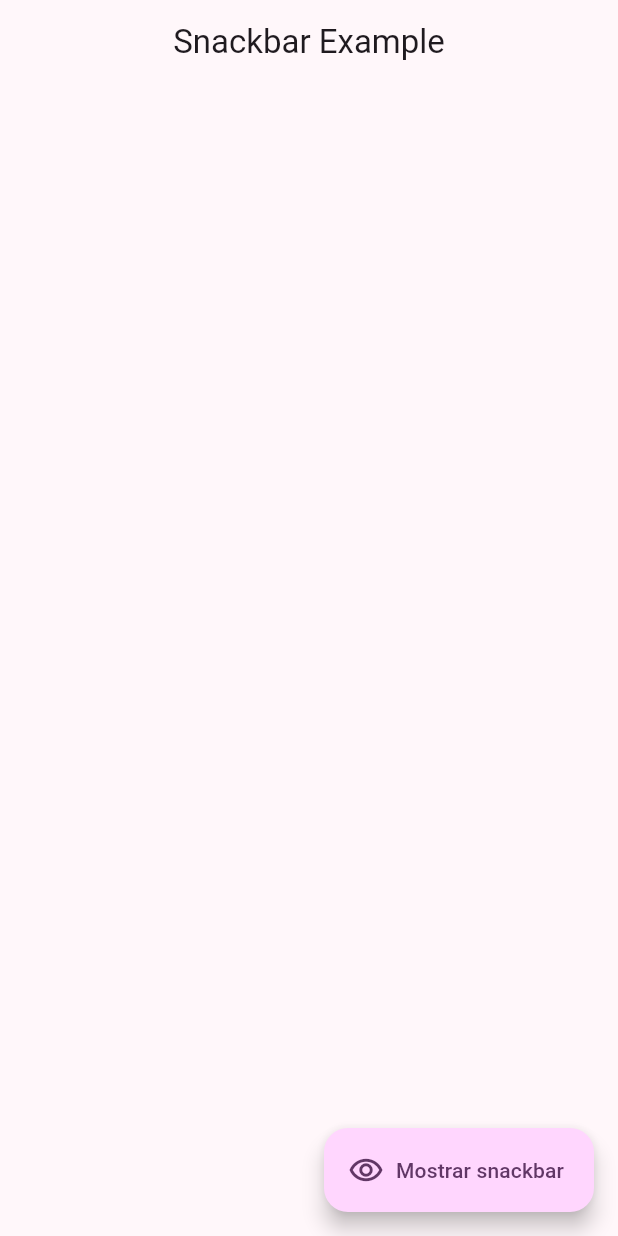
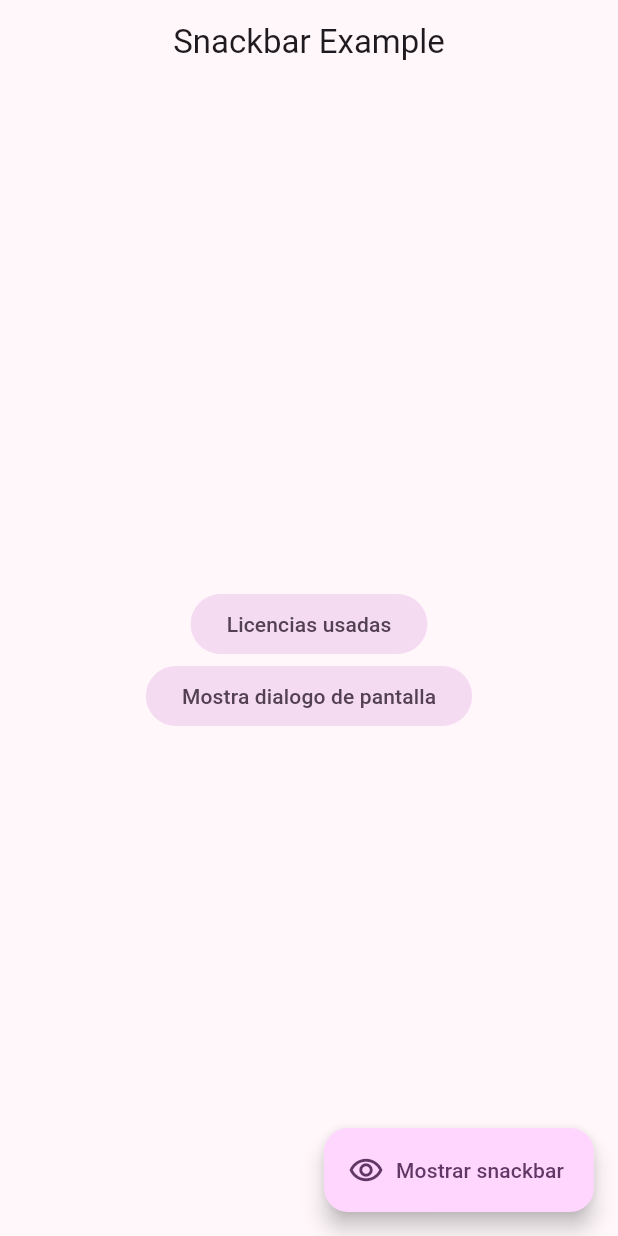
Before and after one commit to jhaineymilevis/flutter-widgets-app, a Flutter app: the SnackbarScreen screen opened by its route, on a phone screen of 412 x 824 dp. Run offline on Flutter 3.47's test engine with Material 3 defaults, Android fonts, the phone set to English and light mode, and no system bars; our stand-ins replace go_router.

Commit message:
Snackbars dialog finished

```diff
--- a/lib/config/menu/menu_item.dart
+++ b/lib/config/menu/menu_item.dart
@@ -31,7 +31,7 @@ const appMenuItems = <MenuItem>[
       icon: Icons.refresh_rounded),
   MenuItem(
       title: 'Snackbar',
-      subTitle: 'Indicadores en pantalla',
+      subTitle: 'Snackbars y dialogos',
       link: '/snaks',
       icon: Icons.bar_chart_outlined),
 ];
--- a/lib/main.dart
+++ b/lib/main.dart
@@ -13,6 +13,7 @@ class MainApp extends StatelessWidget {
   @override
   Widget build(BuildContext context) {
     return MaterialApp.router(
+      title: 'Flutter widgets',
       routerConfig: appRouter,
       debugShowCheckedModeBanner: false,
       theme: AppTheme(selectedColor: 4).getTheme(),
--- a/lib/presentation/screens/snackbar_screen.dart
+++ b/lib/presentation/screens/snackbar_screen.dart
@@ -1,4 +1,6 @@
 import 'package:flutter/material.dart';
+import 'package:flutter_application_1/presentation/screens/home_screen.dart';
+import 'package:go_router/go_router.dart';
 
 class SnackbarScreen extends StatelessWidget {
   static const name = 'snackbar_screen';
@@ -20,6 +22,7 @@ class SnackbarScreen extends StatelessWidget {
       appBar: AppBar(
         title: const Text('Snackbar Example'),
       ),
+      body: _SnackBarView(),
       floatingActionButton: FloatingActionButton.extended(
         onPressed: () => showCustomSnackbar(context),
         icon: const Icon(Icons.remove_red_eye_outlined),
@@ -30,3 +33,50 @@ class SnackbarScreen extends StatelessWidget {
     );
   }
 }
+
+class _SnackBarView extends StatelessWidget {
+  const _SnackBarView({
+    super.key,
+  });
+
+  void openDialog(BuildContext context) {
+    showDialog(
+        context: context,
+        barrierDismissible: false,
+        builder: (context) => AlertDialog(
+              title: const Text('Estas seguro?'),
+              content: const Text("Licencias de uso de la aplicacion"),
+              actions: [
+                TextButton(
+                    onPressed: () => context.pop(),
+                    child: const Text('Cancelar')),
+                FilledButton(
+                    onPressed: () => context.pop(),
+                    child: const Text('Aceptar')),
+              ],
+            ));
+  }
+
+  @override
+  Widget build(BuildContext context) {
+    return Center(
+      child: Column(
+        mainAxisAlignment: MainAxisAlignment.center,
+        children: [
+          FilledButton.tonal(
+              onPressed: () {
+                showAboutDialog(context: context, children: [
+                  const Text('Licencias de uso de la aplicacion')
+                ]);
+              },
+              child: const Text('Licencias usadas')),
+          FilledButton.tonal(
+              onPressed: () {
+                openDialog(context);
+              },
+              child: const Text('Mostra dialogo de pantalla')),
+        ],
+      ),
+    );
+  }
+}
```
